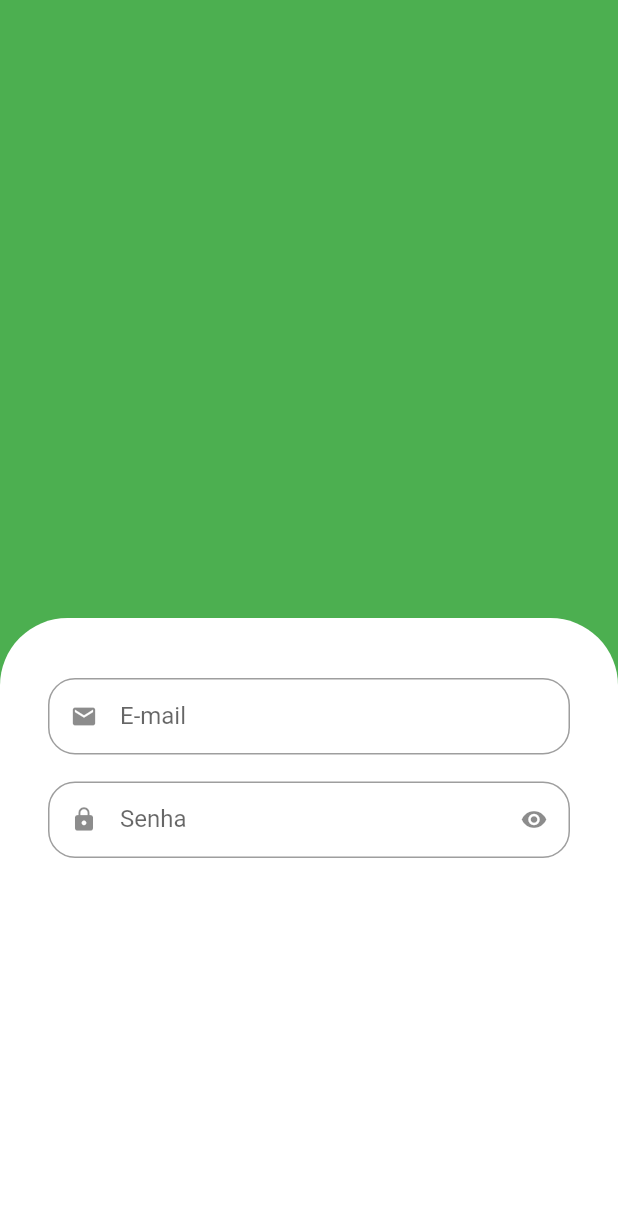
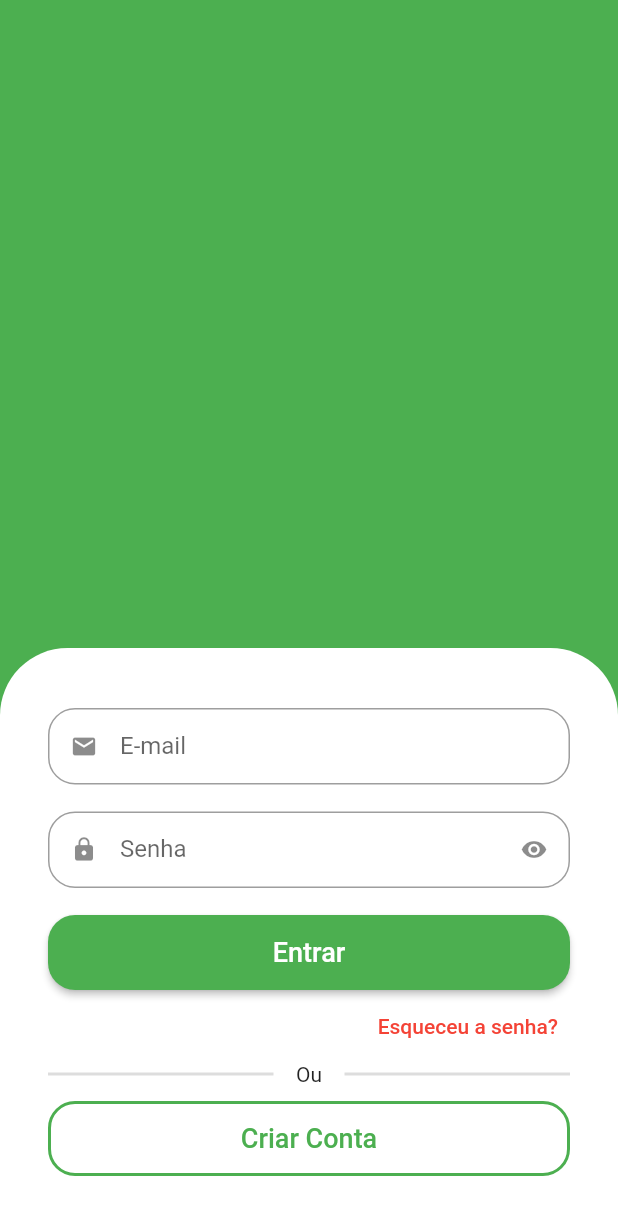
Before and after one commit to XandRules/EasyJobFlutter, a Flutter app: the screen it shows after launch, on a phone screen of 412 x 824 dp. Shown: the top 1215 px of the screen. Run offline on Flutter 3.47's test engine with Material 2 defaults, Android fonts, the light colour scheme and no system bars.

Commit message:
Criado Tela de Login visualmente completa

```diff
--- a/lib/src/auth/sign_in_screen.dart
+++ b/lib/src/auth/sign_in_screen.dart
@@ -9,38 +9,89 @@ class SignInScreen extends StatelessWidget {
     return Scaffold(
       backgroundColor: Colors.green,
       body: Column(
-
         children: [
           Expanded(
-           child: Container( color: Colors.green,
+            child: Container(
+              color: Colors.green,
             ),
           ),
-         Expanded(
-           child: Container(
-             padding: const EdgeInsets.symmetric(
-               horizontal: 32,
-               vertical: 40
-             ),
+          Container(
+            padding: const EdgeInsets.symmetric(horizontal: 32, vertical: 40),
             decoration: const BoxDecoration(
                 color: Colors.white,
-               borderRadius: BorderRadius.vertical(
-                 top: Radius.circular(45)
-               )
-             ),
+                borderRadius: BorderRadius.vertical(top: Radius.circular(45))),
             child: Column(
+              crossAxisAlignment: CrossAxisAlignment.stretch,
               children: [
-                 CustomFormField(
+                const CustomFormField(
                   icon: Icons.email,
                   label: 'E-mail',
                   type: TextInputType.emailAddress,
                 ),
-                 CustomFormField(
+                const CustomFormField(
                   icon: Icons.lock,
                   label: 'Senha',
                   isSecret: true,
                 ),
+                SizedBox(
+                    height: 50,
+                    child: ElevatedButton(
+                        style: ElevatedButton.styleFrom(
+                            shape: RoundedRectangleBorder(
+                                borderRadius: BorderRadius.circular(18))),
+                        onPressed: () {},
+                        child: const Text(
+                          'Entrar',
+                          style: TextStyle(fontSize: 18),
+                        ))),
+                Align(
+                  alignment: Alignment.centerRight,
+                  child: TextButton(
+                    onPressed: () {},
+                    child: const Text(
+                      'Esqueceu a senha?',
+                      style: TextStyle(color: Colors.red, fontSize: 14),
+                    ),
+                  ),
+                ),
+                Padding(
+                  padding: const EdgeInsets.only(bottom: 10),
+                  child: Row(
+                    children: [
+                      Expanded(
+                        child: Divider(
+                          color: Colors.grey.withAlpha(90),
+                          thickness: 2,
+                        ),
+                      ),
+                      const Padding(
+                        padding: EdgeInsets.symmetric(horizontal: 15),
+                        child: Text('Ou'),
+                      ),
+                      Expanded(
+                        child: Divider(
+                          color: Colors.grey.withAlpha(90),
+                          thickness: 2,
+                        ),
+                      )
                     ],
                   ),
+                ),
+                SizedBox(
+                  height: 50,
+                  child: OutlinedButton(
+                    style: OutlinedButton.styleFrom(
+                        shape: RoundedRectangleBorder(
+                            borderRadius: BorderRadius.circular(18)),
+                        side: const BorderSide(width: 2, color: Colors.green)),
+                    onPressed: () {},
+                    child: const Text(
+                      'Criar Conta',
+                      style: TextStyle(fontSize: 18),
+                    ),
+                  ),
+                ),
+              ],
             ),
           ),
         ],
```
Lines whose indentation alone changed are shown as unchanged.
